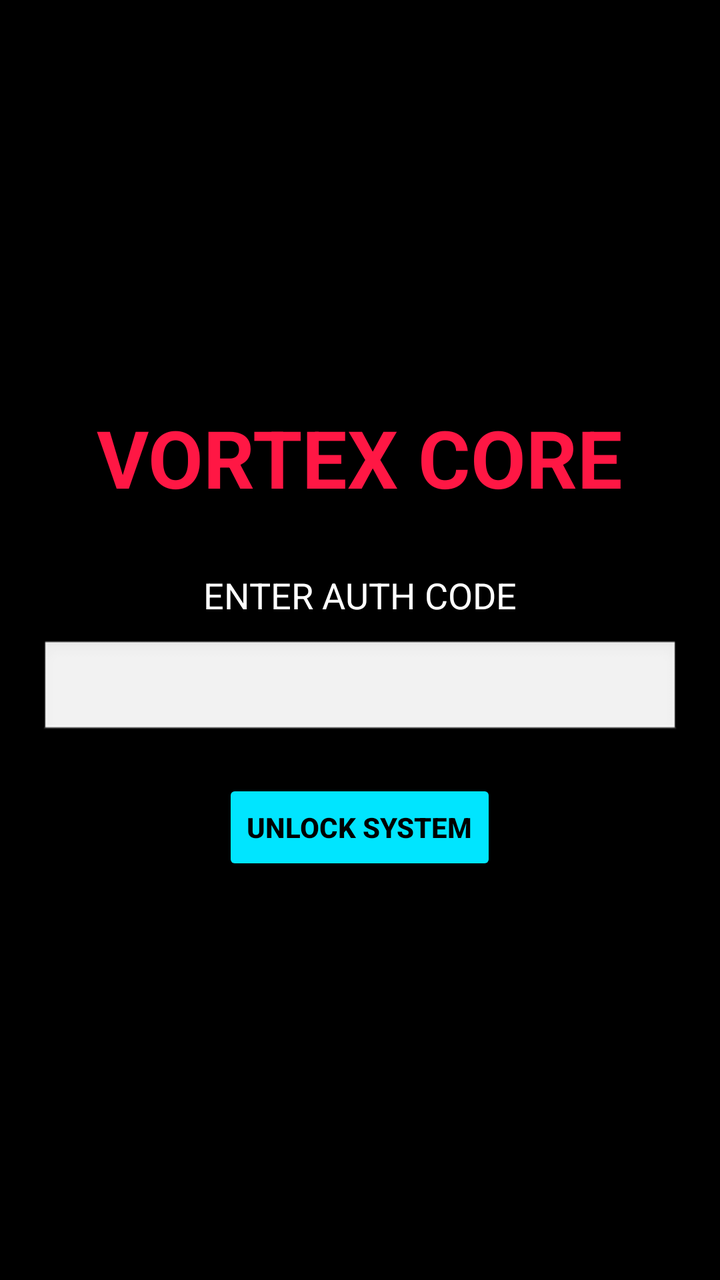
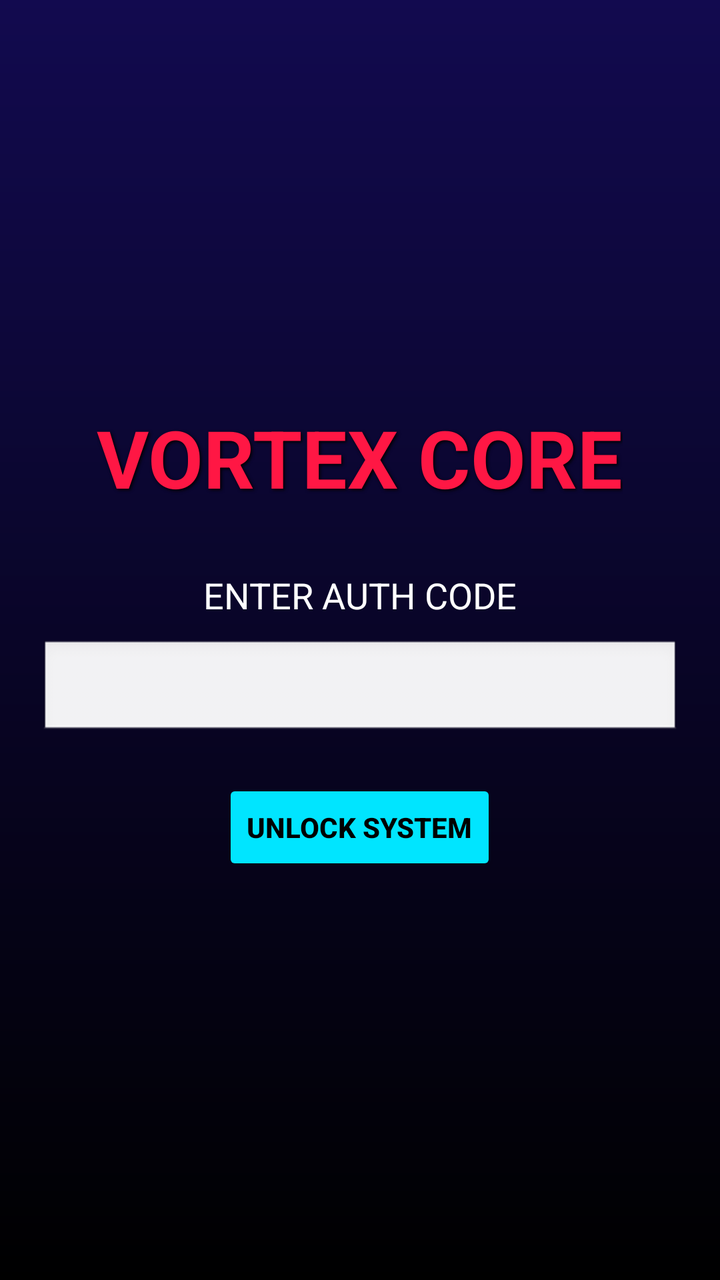

Two renders of the same Android screen: before a commit and after it. Below are the layout's source before the change and the commit's diff.
<!-- AndroidManifest.xml: application theme Theme.Vortex -->
<!-- res/layout/activity_main.xml -->
<?xml version="1.0" encoding="utf-8"?>
<LinearLayout xmlns:android="http://schemas.android.com/apk/res/android"
    android:layout_width="match_parent"
    android:layout_height="match_parent"
    android:orientation="vertical"
    android:background="@color/black_bg"
    android:gravity="center"
    android:padding="20dp">

    
    <LinearLayout
        android:id="@+id/layout_locked"
        android:layout_width="match_parent"
        android:layout_height="wrap_content"
        android:orientation="vertical"
        android:gravity="center">

        <TextView
            android:layout_width="wrap_content"
            android:layout_height="wrap_content"
            android:text="VORTEX CORE"
            android:textColor="@color/vortex_red"
            android:textSize="40sp"
            android:textStyle="bold"
            android:layout_marginBottom="30dp"/>

        <TextView
            android:layout_width="wrap_content"
            android:layout_height="wrap_content"
            android:text="ENTER AUTH CODE"
            android:textColor="@color/white"
            android:textSize="18sp"
            android:layout_marginBottom="10dp"/>

        <EditText
            android:id="@+id/input_code"
            android:layout_width="match_parent"
            android:layout_height="50dp"
            android:background="@android:drawable/edit_text"
            android:textColor="@color/white"
            android:inputType="textPassword"
            android:gravity="center"
            android:layout_marginBottom="20dp"/>

        <Button
            android:id="@+id/btn_unlock"
            android:layout_width="wrap_content"
            android:layout_height="wrap_content"
            android:text="UNLOCK SYSTEM"
            android:backgroundTint="@color/vortex_cyan"
            android:textColor="@color/black_bg"
            android:textStyle="bold"/>
    </LinearLayout>

    
    <LinearLayout
        android:id="@+id/layout_dashboard"
        android:layout_width="match_parent"
        android:layout_height="match_parent"
        android:orientation="vertical"
        android:visibility="gone">

        <TextView
            android:layout_width="wrap_content"
            android:layout_height="wrap_content"
            android:text="SYSTEM MONITOR"
            android:textColor="@color/vortex_cyan"
            android:textSize="25sp"
            android:layout_marginBottom="20dp"
            android:textStyle="bold"/>

        <TextView
            android:id="@+id/tv_ram"
            android:layout_width="match_parent"
            android:layout_height="wrap_content"
            android:text="RAM: Calculating..."
            android:textColor="@color/white"
            android:textSize="18sp"
            android:layout_marginBottom="10dp"/>

        <TextView
            android:id="@+id/tv_zram"
            android:layout_width="match_parent"
            android:layout_height="wrap_content"
            android:text="ZRAM: Calculating..."
            android:textColor="@color/white"
            android:textSize="18sp"
            android:layout_marginBottom="10dp"/>

        <TextView
            android:id="@+id/tv_cpu"
            android:layout_width="match_parent"
            android:layout_height="wrap_content"
            android:text="GOV: Checking..."
            android:textColor="@color/white"
            android:textSize="18sp"
            android:layout_marginBottom="10dp"/>

        <TextView
            android:id="@+id/tv_battery"
            android:layout_width="match_parent"
            android:layout_height="wrap_content"
            android:text="BAT: Checking..."
            android:textColor="@color/white"
            android:textSize="18sp"
            android:layout_marginBottom="20dp"/>

        <Button
            android:id="@+id/btn_cpu_gov"
            android:layout_width="match_parent"
            android:layout_height="60dp"
            android:text="CHANGE GOVERNOR"
            android:backgroundTint="@color/vortex_cyan"
            android:textColor="@color/black_bg"
            android:textSize="16sp"
            android:layout_marginBottom="10dp"/>

        <Button
            android:id="@+id/btn_set_zram"
            android:layout_width="match_parent"
            android:layout_height="60dp"
            android:text="SET ZRAM SIZE"
            android:backgroundTint="#FF5722"
            android:textColor="@color/white"
            android:textSize="16sp"
            android:layout_marginBottom="10dp"/>

        <Button
            android:id="@+id/btn_thermal"
            android:layout_width="match_parent"
            android:layout_height="60dp"
            android:text="THERMAL CONTROL"
            android:backgroundTint="#4CAF50"
            android:textColor="@color/white"
            android:textSize="16sp"
            android:layout_marginBottom="10dp"/>

        <Button
            android:id="@+id/btn_clean_ram"
            android:layout_width="match_parent"
            android:layout_height="60dp"
            android:text="CLEAN RAM &amp; EXIT"
            android:backgroundTint="@color/vortex_red"
            android:textColor="@color/white"
            android:textSize="16sp"
            android:layout_marginBottom="20dp"/>

        
        <LinearLayout
            android:layout_width="match_parent"
            android:layout_height="wrap_content"
            android:orientation="vertical"
            android:background="#2C2C2C"
            android:padding="15dp"
            android:layout_marginBottom="20dp">

            <TextView
                android:layout_width="wrap_content"
                android:layout_height="wrap_content"
                android:text="SYSTEM"
                android:textColor="#00FF00"
                android:textSize="14sp"
                android:textStyle="bold"
                android:layout_marginBottom="5dp"/>

            <TextView
                android:id="@+id/tv_kernel"
                android:layout_width="match_parent"
                android:layout_height="wrap_content"
                android:text="Kernel: ..."
                android:textColor="#FFFFFF"
                android:textSize="13sp"
                android:fontFamily="monospace"/>
        </LinearLayout>

        
        <TextView
            android:layout_width="wrap_content"
            android:layout_height="wrap_content"
            android:text="Powered by: @VorteXSU_Dev"
            android:textColor="#808080"
            android:textSize="10sp"
            android:layout_gravity="center"
            android:layout_marginTop="10dp"/>

        <TextView
            android:layout_width="wrap_content"
            android:layout_height="wrap_content"
            android:text="Join Channel: https://t.me/vortexgki"
            android:autoLink="web"
            android:textColor="#808080"
            android:textSize="10sp"
            android:layout_gravity="center"
            android:layout_marginTop="2dp"/>

    </LinearLayout>
</LinearLayout>
<!-- resources referenced by this layout -->
<resources>
  <color name="black_bg">#000000</color>
  <color name="vortex_cyan">#00E5FF</color>
  <color name="vortex_red">#FF1744</color>
  <color name="white">#FFFFFF</color>
  <style name="Theme.Vortex" parent="Theme.AppCompat.DayNight.NoActionBar">
          <item name="android:windowBackground">@color/black_bg</item>
          <item name="android:statusBarColor">@color/black_bg</item>
      </style>
</resources>

<!-- the commit's change to res/layout/activity_main.xml (unified diff, before → after) -->
@@ -3,7 +3,7 @@
     android:layout_width="match_parent"
     android:layout_height="match_parent"
     android:orientation="vertical"
-    android:background="@color/black_bg"
+    android:background="@drawable/bg_rainbow"
     android:gravity="center"
     android:padding="20dp">
 
@@ -22,6 +22,10 @@
             android:textColor="@color/vortex_red"
             android:textSize="40sp"
             android:textStyle="bold"
+            android:shadowColor="#000000"
+            android:shadowDx="2"
+            android:shadowDy="2"
+            android:shadowRadius="4"
             android:layout_marginBottom="30dp"/>
 
         <TextView
@@ -67,82 +71,73 @@
             android:textColor="@color/vortex_cyan"
             android:textSize="25sp"
             android:layout_marginBottom="20dp"
-            android:textStyle="bold"/>
-
-        <TextView
-            android:id="@+id/tv_ram"
-            android:layout_width="match_parent"
-            android:layout_height="wrap_content"
-            android:text="RAM: Calculating..."
-            android:textColor="@color/white"
-            android:textSize="18sp"
-            android:layout_marginBottom="10dp"/>
-
-        <TextView
-            android:id="@+id/tv_zram"
-            android:layout_width="match_parent"
-            android:layout_height="wrap_content"
-            android:text="ZRAM: Calculating..."
-            android:textColor="@color/white"
-            android:textSize="18sp"
-            android:layout_marginBottom="10dp"/>
-
-        <TextView
-            android:id="@+id/tv_cpu"
-            android:layout_width="match_parent"
-            android:layout_height="wrap_content"
-            android:text="GOV: Checking..."
-            android:textColor="@color/white"
-            android:textSize="18sp"
-            android:layout_marginBottom="10dp"/>
-
-        <TextView
-            android:id="@+id/tv_battery"
-            android:layout_width="match_parent"
-            android:layout_height="wrap_content"
-            android:text="BAT: Checking..."
-            android:textColor="@color/white"
-            android:textSize="18sp"
-            android:layout_marginBottom="20dp"/>
-
+            android:textStyle="bold"
+            android:shadowColor="#000000"
+            android:shadowDx="2"
+            android:shadowDy="2"
+            android:shadowRadius="4"/>
+
+        
+        <TextView android:id="@+id/tv_ram" android:layout_width="match_parent" android:layout_height="wrap_content" android:text="RAM: ..." android:textColor="@color/white" android:textSize="18sp" android:layout_marginBottom="5dp"/>
+        <TextView android:id="@+id/tv_zram" android:layout_width="match_parent" android:layout_height="wrap_content" android:text="ZRAM: ..." android:textColor="@color/white" android:textSize="18sp" android:layout_marginBottom="5dp"/>
+        <TextView android:id="@+id/tv_cpu" android:layout_width="match_parent" android:layout_height="wrap_content" android:text="GOV: ..." android:textColor="@color/white" android:textSize="18sp" android:layout_marginBottom="5dp"/>
+        <TextView android:id="@+id/tv_battery" android:layout_width="match_parent" android:layout_height="wrap_content" android:text="BAT: ..." android:textColor="@color/white" android:textSize="18sp" android:layout_marginBottom="20dp"/>
+
+        
         <Button
             android:id="@+id/btn_cpu_gov"
             android:layout_width="match_parent"
             android:layout_height="60dp"
-            android:text="CHANGE GOVERNOR"
+            android:text="GOVERNOR"
+            android:drawableLeft="@android:drawable/ic_menu_preferences"
+            android:drawablePadding="10dp"
             android:backgroundTint="@color/vortex_cyan"
             android:textColor="@color/black_bg"
             android:textSize="16sp"
-            android:layout_marginBottom="10dp"/>
+            android:gravity="center_vertical|start"
+            android:paddingStart="20dp"
+            android:layout_marginBottom="8dp"/>
 
         <Button
             android:id="@+id/btn_set_zram"
             android:layout_width="match_parent"
             android:layout_height="60dp"
-            android:text="SET ZRAM SIZE"
+            android:text="ZRAM SIZE"
+            android:drawableLeft="@android:drawable/ic_menu_agenda"
+            android:drawablePadding="10dp"
             android:backgroundTint="#FF5722"
             android:textColor="@color/white"
             android:textSize="16sp"
-            android:layout_marginBottom="10dp"/>
+            android:gravity="center_vertical|start"
+            android:paddingStart="20dp"
+            android:layout_marginBottom="8dp"/>
 
         <Button
             android:id="@+id/btn_thermal"
             android:layout_width="match_parent"
             android:layout_height="60dp"
-            android:text="THERMAL CONTROL"
+            android:text="THERMAL CTL"
+            android:drawableLeft="@android:drawable/ic_menu_sort_by_size"
+            android:drawablePadding="10dp"
             android:backgroundTint="#4CAF50"
             android:textColor="@color/white"
             android:textSize="16sp"
-            android:layout_marginBottom="10dp"/>
+            android:gravity="center_vertical|start"
+            android:paddingStart="20dp"
+            android:layout_marginBottom="8dp"/>
 
         <Button
             android:id="@+id/btn_clean_ram"
             android:layout_width="match_parent"
             android:layout_height="60dp"
-            android:text="CLEAN RAM &amp; EXIT"
+            android:text="CLEAN RAM"
+            android:drawableLeft="@android:drawable/ic_menu_delete"
+            android:drawablePadding="10dp"
             android:backgroundTint="@color/vortex_red"
             android:textColor="@color/white"
             android:textSize="16sp"
+            android:gravity="center_vertical|start"
+            android:paddingStart="20dp"
             android:layout_marginBottom="20dp"/>
 
         
@@ -150,48 +145,69 @@
             android:layout_width="match_parent"
             android:layout_height="wrap_content"
             android:orientation="vertical"
-            android:background="#2C2C2C"
+            android:background="@drawable/bg_card_glass"
             android:padding="15dp"
-            android:layout_marginBottom="20dp">
+            android:layout_marginBottom="10dp">
 
             <TextView
                 android:layout_width="wrap_content"
                 android:layout_height="wrap_content"
-                android:text="SYSTEM"
-                android:textColor="#00FF00"
+                android:text="SYSTEM INFO"
+                android:textColor="#00E5FF"
                 android:textSize="14sp"
                 android:textStyle="bold"
                 android:layout_marginBottom="5dp"/>
 
+            
+            <TextView
+                android:id="@+id/tv_device"
+                android:layout_width="match_parent"
+                android:layout_height="wrap_content"
+                android:text="Device: Detecting..."
+                android:textColor="#FFFFFF"
+                android:textSize="14sp"
+                android:textStyle="bold"
+                android:fontFamily="monospace"/>
+
             <TextView
                 android:id="@+id/tv_kernel"
                 android:layout_width="match_parent"
                 android:layout_height="wrap_content"
                 android:text="Kernel: ..."
-                android:textColor="#FFFFFF"
-                android:textSize="13sp"
-                android:fontFamily="monospace"/>
+                android:textColor="#DDDDDD"
+                android:textSize="12sp"
+                android:fontFamily="monospace"
+                android:layout_marginTop="2dp"/>
         </LinearLayout>
 
         
-        <TextView
-            android:layout_width="wrap_content"
-            android:layout_height="wrap_content"
-            android:text="Powered by: @VorteXSU_Dev"
-            android:textColor="#808080"
+        <ScrollView
+            android:layout_width="match_parent"
+            android:layout_height="0dp"
+            android:layout_weight="1"
+            android:background="@drawable/bg_card_glass"
+            android:padding="10dp"
+            android:layout_marginBottom="10dp">
+            
+            <TextView
+                android:id="@+id/tv_terminal_log"
+                android:layout_width="match_parent"
+                android:layout_height="wrap_content"
+                android:text="> Waiting for action..."
+                android:textColor="#00FF00"
+                android:textSize="11sp"
+                android:fontFamily="monospace"
+                android:typeface="monospace"/>
+        </ScrollView>
+
+        
+        <TextView
+            android:layout_width="wrap_content"
+            android:layout_height="wrap_content"
+            android:text="Powered by: @VorteXSU_Dev | Channel: t.me/vortexgki"
+            android:textColor="#AAAAAA"
             android:textSize="10sp"
-            android:layout_gravity="center"
-            android:layout_marginTop="10dp"/>
-
-        <TextView
-            android:layout_width="wrap_content"
-            android:layout_height="wrap_content"
-            android:text="Join Channel: https://t.me/vortexgki"
-            android:autoLink="web"
-            android:textColor="#808080"
-            android:textSize="10sp"
-            android:layout_gravity="center"
-            android:layout_marginTop="2dp"/>
+            android:layout_gravity="center"/>
 
     </LinearLayout>
 </LinearLayout>
<!-- resource entries referenced after the edit -->
@@ -4,6 +4,26 @@
   <color name="vortex_cyan">#00E5FF</color>
   <color name="vortex_red">#FF1744</color>
   <color name="white">#FFFFFF</color>
+  <!-- drawable bg_card_glass (drawable) -->
+  <?xml version="1.0" encoding="utf-8"?>
+  <shape xmlns:android="http://schemas.android.com/apk/res/android"
+      android:shape="rectangle">
+      <solid android:color="#CC000000" /> 
+      <corners android:radius="25dp" />
+      <stroke
+          android:width="1dp"
+          android:color="#00E5FF" /> 
+  </shape>
+  <!-- drawable bg_rainbow (drawable) -->
+  <?xml version="1.0" encoding="utf-8"?>
+  <shape xmlns:android="http://schemas.android.com/apk/res/android"
+      android:shape="rectangle">
+      <gradient
+          android:angle="90"
+          android:startColor="#000000"
+          android:endColor="#120A4F"
+          android:type="linear" />
+  </shape>
   <style name="Theme.Vortex" parent="Theme.AppCompat.DayNight.NoActionBar">
           <item name="android:windowBackground">@color/black_bg</item>
           <item name="android:statusBarColor">@color/black_bg</item>
